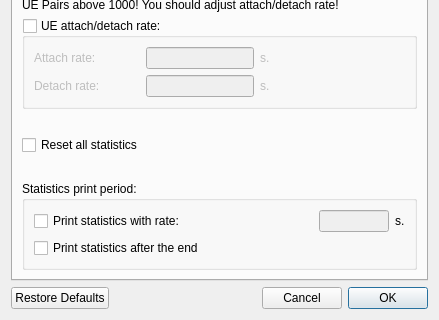
Old version of the form LTEsimGeneratorGUI/Ui/DataForms/timeForm.ui in the repository moniss23/junit4; both pictures show x 0 to 439 and y 195 to 515 of the 439 by 515 pixel window.
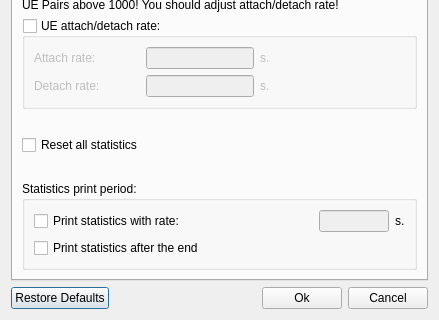
New version of the form.

Commit message: Changed time ok and cancel buttons to separate QPushButtons. They should be displayed in right positions in windows now.

```diff
--- a/LTEsimGeneratorGUI/Ui/DataForms/timeForm.ui
+++ b/LTEsimGeneratorGUI/Ui/DataForms/timeForm.ui
@@ -724,12 +724,16 @@
       </spacer>
      </item>
      <item>
-      <widget class="QDialogButtonBox" name="buttonBox">
-       <property name="layoutDirection">
-        <enum>Qt::RightToLeft</enum>
+      <widget class="QPushButton" name="okButton">
+       <property name="text">
+        <string>Ok</string>
        </property>
-       <property name="standardButtons">
-        <set>QDialogButtonBox::Cancel|QDialogButtonBox::Ok</set>
+      </widget>
+     </item>
+     <item>
+      <widget class="QPushButton" name="cancelButton">
+       <property name="text">
+        <string>Cancel</string>
        </property>
       </widget>
      </item>
```
Left out of the diff: 19 changed lines with no effect on the pictures. The commit also changes 2 other files.
